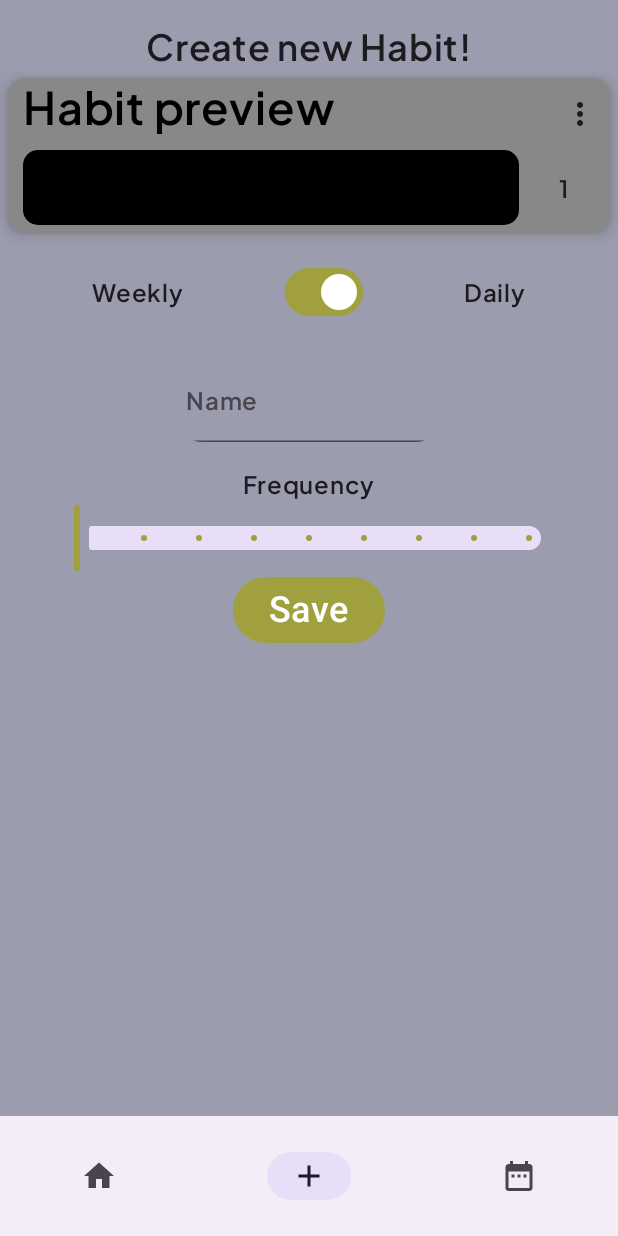
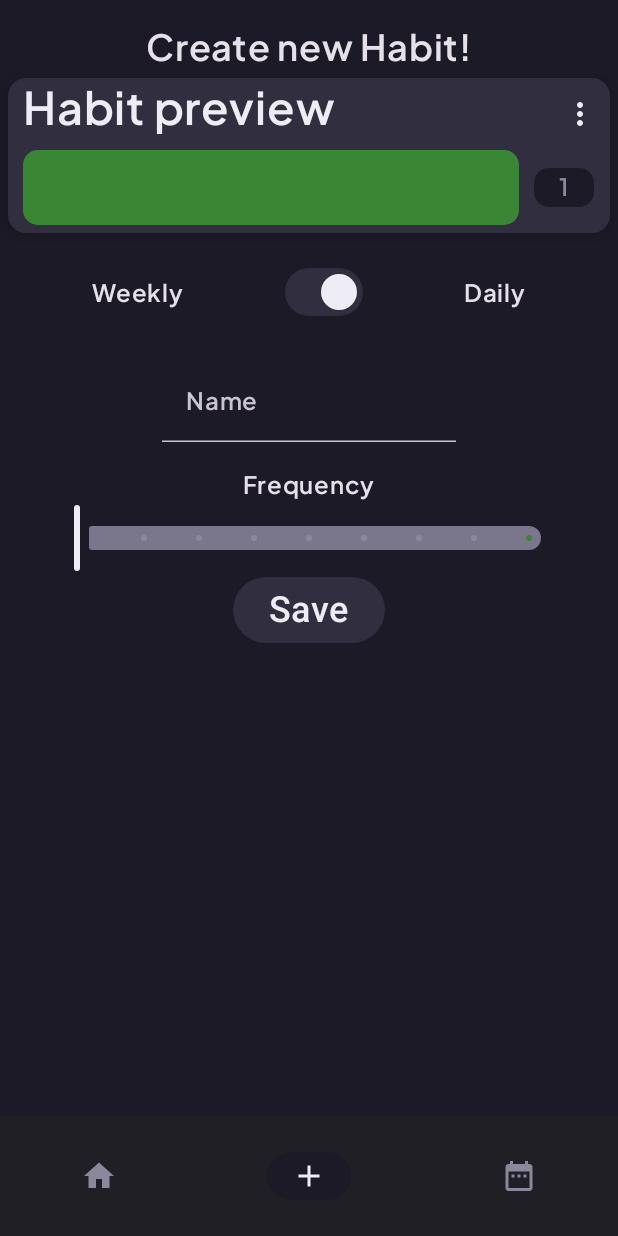
Before and after one commit to SchwarzNikolas/HabitTracker, an Android app built with Jetpack Compose: the screen it shows after launch (MainActivity), item 2 of the bottom bar chosen, on a phone screen of 412 x 824 dp. Run offline under Robolectric (Android 15) with nearby library versions, the phone set to English and light mode, and no system bars; our stand-ins replace Room's generated code.

Commit message:
added new colour theme

```diff
--- a/app/src/main/java/com/habittracker/rootreflect/custom/CustomScreen.kt
+++ b/app/src/main/java/com/habittracker/rootreflect/custom/CustomScreen.kt
@@ -13,7 +13,6 @@ import androidx.compose.foundation.layout.fillMaxWidth
 import androidx.compose.foundation.layout.height
 import androidx.compose.foundation.layout.padding
 import androidx.compose.foundation.layout.size
-import androidx.compose.foundation.shape.CircleShape
 import androidx.compose.foundation.shape.RoundedCornerShape
 import androidx.compose.foundation.text.BasicText
 import androidx.compose.foundation.text.KeyboardActions
@@ -31,6 +30,7 @@ import androidx.compose.material3.LocalTextStyle
 import androidx.compose.material3.MaterialTheme
 import androidx.compose.material3.OutlinedButton
 import androidx.compose.material3.Slider
+import androidx.compose.material3.SliderDefaults
 import androidx.compose.material3.Switch
 import androidx.compose.material3.Text
 import androidx.compose.material3.TextField
@@ -40,7 +40,6 @@ import androidx.compose.runtime.LaunchedEffect
 import androidx.compose.ui.Alignment
 import androidx.compose.ui.Modifier
 import androidx.compose.ui.draw.clip
-import androidx.compose.ui.draw.drawBehind
 import androidx.compose.ui.focus.FocusManager
 import androidx.compose.ui.focus.onFocusChanged
 import androidx.compose.ui.graphics.Color
@@ -144,7 +143,18 @@ fun EditWindow(onEvent: (CustomHabitEvent) -> Unit, state: CustomState, manager:
             valueRange = 1f..9f,
             steps = 7,
             modifier = Modifier
-                .fillMaxWidth(0.8f)
+                .fillMaxWidth(0.8f),
+            colors = SliderDefaults.colors(
+                thumbColor = MaterialTheme.colorScheme.onPrimary,
+                activeTrackColor = if (state.isDaily) {
+                    MaterialTheme.colorScheme.onSecondaryContainer
+                } else {
+                    MaterialTheme.colorScheme.onTertiaryContainer
+                },
+                inactiveTrackColor = MaterialTheme.colorScheme.secondaryContainer,
+                activeTickColor = MaterialTheme.colorScheme.onPrimary,
+                inactiveTickColor = MaterialTheme.colorScheme.tertiary
+            )
         )
 
         // Spacer(modifier = Modifier.height(16.dp))
@@ -215,7 +225,7 @@ fun DayButton(
     clicked: Boolean,
     onEvent: (CustomHabitEvent) -> Unit,
     dayIndex: Int,
-    manager: FocusManager
+    manager: FocusManager,
 ) {
     Column(
         horizontalAlignment = Alignment.CenterHorizontally,
@@ -230,7 +240,12 @@ fun DayButton(
                 .size(width = 40.dp, height = 40.dp),
             border = BorderStroke(1.dp, Color.Black),
             colors = ButtonDefaults.outlinedButtonColors(
-                containerColor = if (clicked) MaterialTheme.colorScheme.primary else Color.Transparent,
+                containerColor =
+                if (clicked){
+                    MaterialTheme.colorScheme.onTertiaryContainer
+                } else {
+                    Color.Transparent
+                },
             )
         ) {}
     }
@@ -250,7 +265,13 @@ fun CustomTextField(
         value = value,
         onValueChange = { onchange(it) },
         label = { Text(label) },
-        colors = TextFieldDefaults.colors(focusedContainerColor = Color.Transparent, unfocusedContainerColor = Color.Transparent),
+        colors = TextFieldDefaults.colors(
+            focusedContainerColor = Color.Transparent,
+            unfocusedContainerColor = Color.Transparent,
+            focusedTextColor = MaterialTheme.colorScheme.onPrimary,
+            focusedLabelColor = MaterialTheme.colorScheme.onPrimary,
+            focusedIndicatorColor = MaterialTheme.colorScheme.onPrimary
+        ),
         keyboardOptions = KeyboardOptions.Default.copy(
             autoCorrectEnabled = true,
             imeAction = ImeAction.Done,
@@ -259,7 +280,6 @@ fun CustomTextField(
             keyboardType = KeyboardType.Text
         ),
         keyboardActions = KeyboardActions(onDone = {
-            //manager.moveFocus(FocusDirection.Down)
             manager.clearFocus()}),
         singleLine = true,
         modifier = Modifier
@@ -270,7 +290,6 @@ fun CustomTextField(
                 onEvent(CustomHabitEvent.KeyboardFocus(it.isFocused))
             }
             .fillMaxWidth(0.5f),
-        shape = CircleShape
     )
 }
 
@@ -282,7 +301,7 @@ fun HabitPreview(state: CustomState){
         ),
         modifier = Modifier
             .padding(vertical = 5.dp, horizontal = 5.dp),
-        colors = CardDefaults.cardColors(Color.Gray)
+        colors = CardDefaults.cardColors(MaterialTheme.colorScheme.primary),
     ) {
         Row {
             BasicText(
@@ -292,7 +311,9 @@ fun HabitPreview(state: CustomState){
                 modifier = Modifier
                     .padding(start = 10.dp)
                     .weight(17f),
-                style = LocalTextStyle.current.copy(fontSize = 30.sp)
+                style = LocalTextStyle.current.copy(
+                    fontSize = 30.sp,
+                    color = MaterialTheme.colorScheme.onPrimary)
             )
             IconButton(
                 onClick = { },
@@ -313,25 +334,25 @@ fun HabitPreview(state: CustomState){
                 Box(
                     modifier = Modifier
                         .clip(RoundedCornerShape(10.dp))
-                        .background(Color.Black)
+                        .background(
+                            if (state.isDaily) {
+                                MaterialTheme.colorScheme.onSecondaryContainer
+                            } else {
+                                MaterialTheme.colorScheme.onTertiaryContainer
+                            }
+                        )
                         .size(width = maxWidth, height = maxHeight)
-                ){
-                    Text(text = "")
-                }
+                )
             }
             Box(modifier = Modifier
                 .padding(start = 10.dp, end = 5.dp)
-                .weight(1f),
-                contentAlignment = Alignment.Center) {
-                Text(
-                    modifier = Modifier
-                        .drawBehind {
-                            drawCircle(
-                                color = Color.Transparent,
-                                radius = 60f
-                            )
-                        },
-                    text = state.habitFrequency.toString()
+                .clip(RoundedCornerShape(10.dp))
+                .weight(1f)
+                .background(MaterialTheme.colorScheme.background),
+                contentAlignment = Alignment.Center,) {
+                Text(modifier = Modifier.padding(bottom = 2.dp),
+                    text = state.habitFrequency.toString(),
+                    color = MaterialTheme.colorScheme.tertiary
                 )
             }
         }
@@ -359,10 +380,12 @@ fun Save_Dialog(onEvent: (CustomHabitEvent) -> Unit){
                 modifier = Modifier.fillMaxWidth(),
                 contentAlignment = Alignment.Center
             ) {
-                Button(onClick = { onEvent(CustomHabitEvent.ToggleDialog) }) {
+                Button(
+                    onClick = { onEvent(CustomHabitEvent.ToggleDialog) },
+                    colors = ButtonDefaults.buttonColors(containerColor = MaterialTheme.colorScheme.background)) {
                     Text("OK")
                 }
             }
-        }
+        },
     )
 }
--- a/app/src/main/java/com/habittracker/rootreflect/history/DayOfMonth.kt
+++ b/app/src/main/java/com/habittracker/rootreflect/history/DayOfMonth.kt
@@ -1,7 +1,7 @@
 package com.habittracker.rootreflect.history
 
 import androidx.compose.ui.graphics.Color
-import com.habittracker.rootreflect.ui.theme.ForestShadow
+import com.habittracker.rootreflect.ui.theme.AnalogousCool
 import java.time.LocalDate
 
 data class DayOfMonth(
@@ -10,6 +10,6 @@ data class DayOfMonth(
     Will be displayed in the calendar and bottom sheet
      */
     val mood: String,
-    val colour: Color = ForestShadow,
+    val colour: Color = AnalogousCool,
     val date: LocalDate,
 )
--- a/app/src/main/java/com/habittracker/rootreflect/history/HistoryState.kt
+++ b/app/src/main/java/com/habittracker/rootreflect/history/HistoryState.kt
@@ -5,7 +5,7 @@ import androidx.compose.ui.graphics.Color
 import androidx.compose.ui.unit.DpOffset
 import androidx.compose.ui.unit.dp
 import com.habittracker.rootreflect.database.HabitRecord
-import com.habittracker.rootreflect.ui.theme.ForestShadow
+import com.habittracker.rootreflect.ui.theme.AnalogousCool
 import java.time.LocalDate
 import java.time.Month
 
@@ -25,7 +25,7 @@ data class HistoryState(
     // the users mood on the selected day
     val selectedMood: String = "",
     // Colour variable for days without a logged mood
-    val dayPassiveColour: Color = ForestShadow,
+    val dayPassiveColour: Color = AnalogousCool,
     /*
      if the variable is false information about the day will be displayed in the bottom sheet
      otherwise habit information will be displayed
--- a/app/src/main/java/com/habittracker/rootreflect/navigation/NavigationScreen.kt
+++ b/app/src/main/java/com/habittracker/rootreflect/navigation/NavigationScreen.kt
@@ -2,8 +2,10 @@ package com.habittracker.rootreflect.navigation
 
 import androidx.compose.foundation.layout.padding
 import androidx.compose.material3.Icon
+import androidx.compose.material3.MaterialTheme
 import androidx.compose.material3.NavigationBar
 import androidx.compose.material3.NavigationBarItem
+import androidx.compose.material3.NavigationBarItemDefaults
 import androidx.compose.material3.Scaffold
 import androidx.compose.runtime.Composable
 import androidx.compose.runtime.collectAsState
@@ -59,6 +61,13 @@ fun AppNavigation(
                                    contentDescription = null
                                )
                        },
+                        colors = NavigationBarItemDefaults.colors(
+                            selectedIconColor = MaterialTheme.colorScheme.onPrimary,
+                            selectedTextColor = MaterialTheme.colorScheme.onPrimary,
+                            unselectedIconColor = MaterialTheme.colorScheme.tertiary,
+                            unselectedTextColor = MaterialTheme.colorScheme.tertiary,
+                            indicatorColor = MaterialTheme.colorScheme.background
+                        )
                     )
                 }
             }
--- a/app/src/main/java/com/habittracker/rootreflect/ui/theme/Color.kt
+++ b/app/src/main/java/com/habittracker/rootreflect/ui/theme/Color.kt
@@ -17,3 +17,19 @@ val PurpleLightMode = Color(0xFF9b9cad)
 val GreyDarkMode = Color(0xFF292928)
 val GreenLightLight = Color(0xFFB1B053)
 val ForestShadow = Color(0xFF0E1514)
+
+val MediumSeaGreen = Color(0xFF02af74)
+val DarkGrey = Color(0xFF202123)
+val Black = Color(0xFF000000)
+val DarkSlateGrey = Color(0xFF494a4c)
+
+val Mirage = Color(0xFF1c1a27)
+val GunMetal = Color(0xFF312f3f)
+val MediumSpringGreen = Color(0xFF398635)
+val LightSlateBlue = Color(0xFF5871f5)
+val Boulder = Color(0xFF777777)
+val SoftPeach = Color(0xFFEEEDF5)
+val Venus = Color(0xFF8B889B)
+val AnalogousWarm = Color(0xFF7A778C)
+val AnalogousCool = Color(0xFF0D0D17)
+val FadedRed = Color(0xFFd14053)
--- a/app/src/main/java/com/habittracker/rootreflect/ui/theme/Theme.kt
+++ b/app/src/main/java/com/habittracker/rootreflect/ui/theme/Theme.kt
@@ -18,11 +18,14 @@ import androidx.core.view.WindowCompat
 
 
 private val DarkColorScheme = darkColorScheme(
-    primary = GreenLight,
-    secondary = GreenDark,
-    tertiary = Boarder,
-    background = GreyDarkMode
-
+    primary = GunMetal,
+    onPrimary = SoftPeach,
+    secondaryContainer = AnalogousWarm,
+    onSecondaryContainer = MediumSpringGreen,
+    tertiary = Venus,
+    onTertiaryContainer = LightSlateBlue,
+    background = Mirage,
+    surface = GunMetal
 )
 
 private val LightColorScheme = lightColorScheme(
@@ -44,7 +47,7 @@ private val LightColorScheme = lightColorScheme(
 
 @Composable
 fun HabitTrackerTheme(
-    darkTheme: Boolean = isSystemInDarkTheme(),
+    darkTheme: Boolean = true,//isSystemInDarkTheme(),
     // Dynamic color is available on Android 12+
     dynamicColor: Boolean = false,
     content: @Composable () -> Unit
```
Also changed, not shown: app/src/main/java/com/habittracker/rootreflect/habit/HabitScreen.kt (+36 -13 lines).
